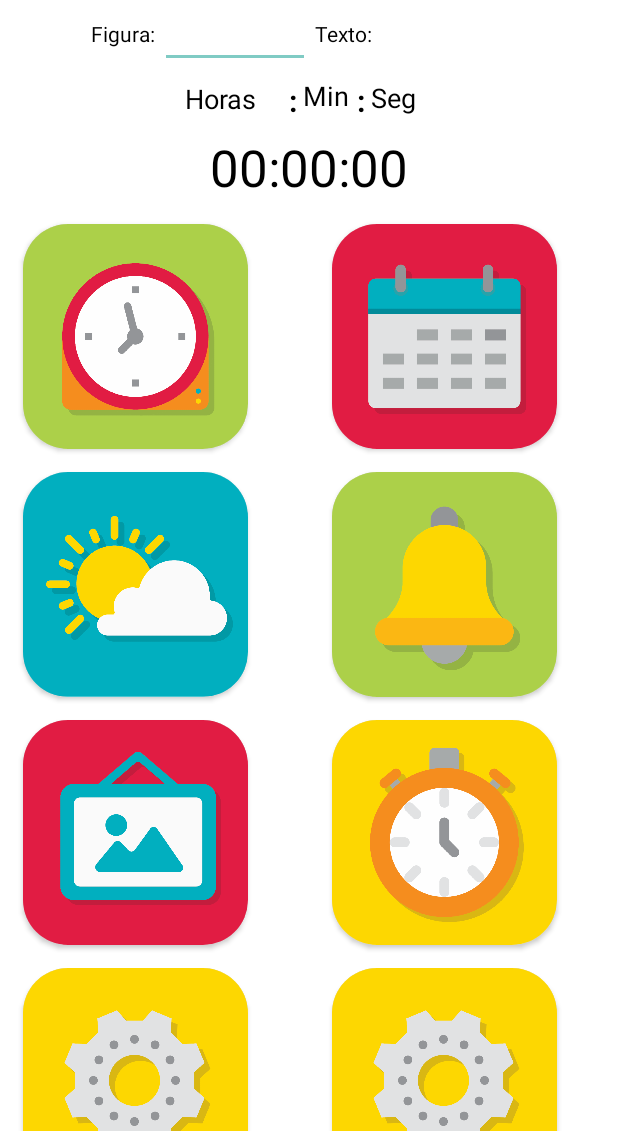
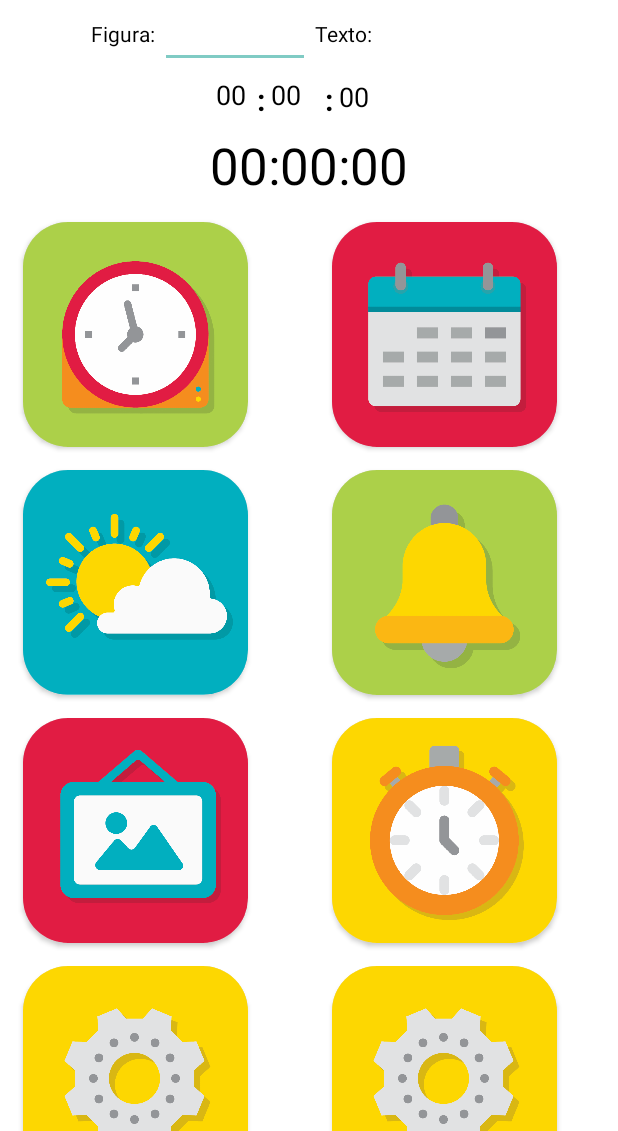
Before and after one commit to AkatzinBH/SmartLens, an Android app: the screen it shows after launch (MainActivity), on a phone screen of 412 x 824 dp, the part 105-1236 px from its top. Run offline under Robolectric (Android 15) with nearby library versions, the phone set to English and light mode, and no system bars.

Commit message:
Arreglo Timer

```diff
--- a/app/src/main/java/com/example/smartlens/MainActivity.java
+++ b/app/src/main/java/com/example/smartlens/MainActivity.java
@@ -676,6 +676,7 @@ public class MainActivity extends AppCompatActivity implements onOpcionListener
                 if (mmBluetoothService != null)
                 {
                     mmBluetoothService.write("Temporizador");
+                    stopTimer();
                 }
                 else
                 {
@@ -693,7 +694,6 @@ public class MainActivity extends AppCompatActivity implements onOpcionListener
     {
         temporizador.cancel();
         timerRunning = false;
-        tiempo = tiempoRestante;
     }
 
 }
--- a/app/src/main/res/layout/activity_main.xml
+++ b/app/src/main/res/layout/activity_main.xml
@@ -113,13 +113,13 @@
 
         <EditText
             android:id="@+id/etHoras"
-            android:layout_width="73dp"
-            android:layout_height="43dp"
+            android:layout_width="31dp"
+            android:layout_height="40dp"
             android:ems="10"
-            android:textColorHint="#000000"
+            android:hint="00"
+            android:inputType="number"
             android:textColor="#000000"
-            android:hint="Horas"
-            android:inputType="number" />
+            android:textColorHint="#000000" />
 
         <TextView
             android:id="@+id/tvPuntos"
@@ -137,7 +137,7 @@
             android:ems="10"
             android:textColorHint="#000000"
             android:textColor="#000000"
-            android:hint="Min"
+            android:hint="00"
             android:inputType="number" />
 
         <TextView
@@ -156,7 +156,7 @@
             android:ems="10"
             android:textColorHint="#000000"
             android:textColor="#000000"
-            android:hint="Seg"
+            android:hint="00"
 
             android:inputType="number" />
     </LinearLayout>
```
